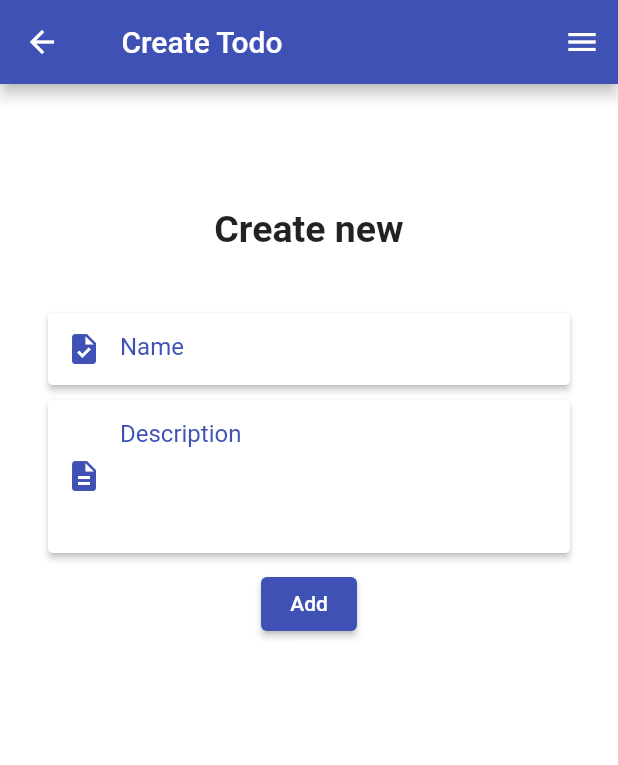
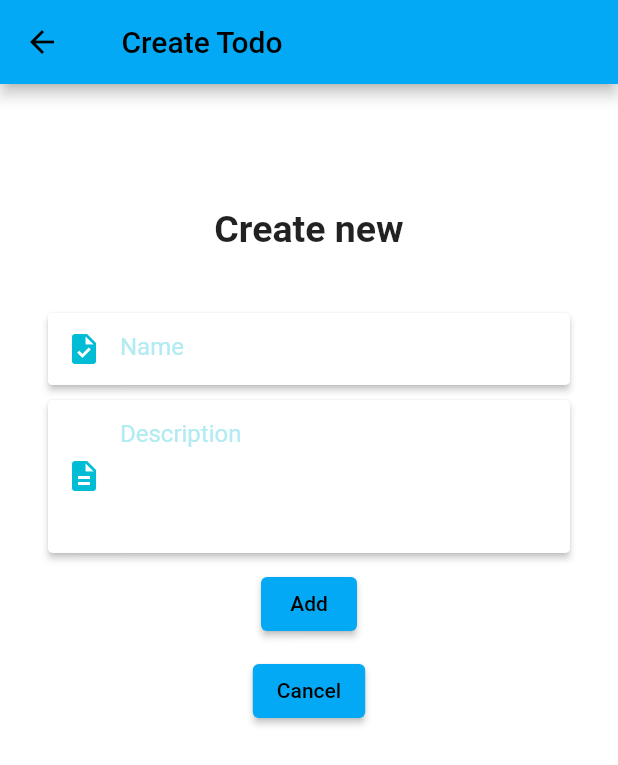
Before and after one commit to yuyumi/-CS-279R-pset-2, a Flutter app: the screen it shows after launch, after a tap on the "add" icon, on a phone screen of 412 x 824 dp. Shown: the top 765 px of the screen. Run offline on Flutter 3.47's test engine with Material 2 defaults, Android fonts, the phone set to English and light mode, and no system bars; our stand-ins replace shared_preferences.

Commit message:
Fixed UI, Updated color

```diff
--- a/lib/main.dart
+++ b/lib/main.dart
@@ -1,11 +1,11 @@
 import 'package:flutter/material.dart';
-import 'package:flutter_todo/services/saveData.dart';
+import 'package:flutter_todo/services/save_data.dart';
 import 'package:flutter_todo/theme/style.dart';
 import 'package:flutter_todo/routes.dart';
 
 Future<void> main() async {
   WidgetsFlutterBinding.ensureInitialized();
-  await Saved_Data.get_data();
+  await TodoList.get_data();
   runApp(TodoApp());
 }
 
--- a/lib/routes.dart
+++ b/lib/routes.dart
@@ -1,13 +1,13 @@
-import 'package:flutter_todo/screens/Home/HomePage.dart';
-import 'package:flutter_todo/screens/Todo/CreatePage.dart';
-import 'package:flutter_todo/screens/Todo/EditPage.dart';
+import 'package:flutter_todo/screens/Home/index.dart';
+import 'package:flutter_todo/screens/Todo/create_page.dart';
+import 'package:flutter_todo/screens/Todo/edit_page.dart';
 
 class Routes {
   static int id = 0;
 
   static var routes = {
-    '/': (context) => HomePage(),
-    '/create': (context) => CreatePage(),
+    '/': (context) => const HomePage(),
+    '/create': (context) => const CreatePage(),
     '/update': (context) => UpdatePage(
           id: id,
         ),
--- a/lib/screens/Home/HomePage.dart
+++ b/lib/screens/Home/index.dart
@@ -1,6 +1,5 @@
 import 'package:flutter/material.dart';
-import 'package:flutter_todo/components/Drawer.dart';
-import 'package:flutter_todo/models/Todo.dart';
+import 'package:flutter_todo/models/todo.dart';
 import 'package:flutter_todo/routes.dart';
 
 class HomePage extends StatefulWidget {
@@ -13,7 +12,6 @@ class HomePage extends StatefulWidget {
 class _HomePageState extends State<HomePage> {
   @override
   void initState() {
-    //Todo.all_tasks.foreach((key,value)=>_list.add(value['name']));
     super.initState();
   }
 
@@ -23,14 +21,12 @@ class _HomePageState extends State<HomePage> {
       child: Scaffold(
         appBar: AppBar(
           title: Row(children: const [
-            Icon(Icons.check_box),
             SizedBox(
               width: 9,
             ),
             Text('Todo App')
           ]),
         ),
-        endDrawer: Todo_Drawer(),
         body: Container(
           padding: const EdgeInsets.fromLTRB(5, 20, 5, 10),
           color: Colors.white,
@@ -92,7 +88,7 @@ class _HomePageState extends State<HomePage> {
                         InkWell(
                             child: const Icon(
                               Icons.edit,
-                              color: Colors.indigoAccent,
+                              color: Colors.green,
                             ),
                             onTap: () {
                               Routes.id = i;
--- a/lib/screens/Todo/EditPage.dart
+++ b/lib/screens/Todo/create_page.dart
@@ -1,35 +1,23 @@
 import 'package:flutter/material.dart';
-import 'package:flutter/widgets.dart';
-import 'package:flutter_todo/components/Drawer.dart';
-import 'package:flutter_todo/models/Todo.dart';
+import 'package:flutter_todo/models/todo.dart';
 
-class UpdatePage extends StatefulWidget {
-  final int id;
-
-  const UpdatePage({required this.id, Key? key}) : super(key: key);
+class CreatePage extends StatefulWidget {
+  const CreatePage({Key? key}) : super(key: key);
 
   @override
-  State<UpdatePage> createState() => _UpdatePageState();
+  State<CreatePage> createState() => _CreatePageState();
 }
 
-class _UpdatePageState extends State<UpdatePage> {
+class _CreatePageState extends State<CreatePage> {
   final _formKey = GlobalKey<FormState>();
   String name = '';
   String description = '';
-  @override
-  void initState() {
-    name = Todo.all_tasks[widget.id]['name'].toString();
-    description = Todo.all_tasks[widget.id]['description'].toString();
-
-    super.initState();
-  }
-
   @override
   Widget build(BuildContext context) {
     return Scaffold(
       appBar: AppBar(
         leading: IconButton(
-          icon: Icon(Icons.arrow_back),
+          icon: const Icon(Icons.arrow_back),
           onPressed: () => Navigator.pop(context, false),
         ),
         title: Row(children: const [
@@ -37,38 +25,36 @@ class _UpdatePageState extends State<UpdatePage> {
           SizedBox(
             width: 9,
           ),
-          Text('Update Todo')
+          Text('Create Todo')
         ]),
       ),
-      endDrawer: Todo_Drawer(),
       body: ListView(
         children: [
           SizedBox(
             height: MediaQuery.of(context).size.height * 0.1,
           ),
-          Center(
+          const Center(
               child: Text(
-            'Update task',
-            style: const TextStyle(fontSize: 25, fontWeight: FontWeight.bold),
+            'Create new',
+            style: TextStyle(fontSize: 25, fontWeight: FontWeight.bold),
           )),
           SizedBox(
             height: MediaQuery.of(context).size.height * 0.05,
           ),
           Container(
-            padding: EdgeInsets.fromLTRB(0, 0, 0, 0),
+            padding: const EdgeInsets.fromLTRB(0, 0, 0, 0),
             child: Form(
               key: _formKey,
               child: Column(
                 children: <Widget>[
                   Padding(
-                      padding: EdgeInsets.symmetric(horizontal: 32),
+                      padding: const EdgeInsets.symmetric(horizontal: 32),
                       child: Material(
                           elevation: 2.0,
-                          borderRadius: BorderRadius.all(Radius.circular(3)),
+                          borderRadius:
+                              const BorderRadius.all(Radius.circular(3)),
                           child: TextFormField(
-                            initialValue: Todo.all_tasks[widget.id]['name'],
                             decoration: const InputDecoration(
-                                //labelText: 'Name',
                                 hintText: 'Name',
                                 prefixIcon: Material(
                                   elevation: 0,
@@ -76,7 +62,7 @@ class _UpdatePageState extends State<UpdatePage> {
                                       BorderRadius.all(Radius.circular(3)),
                                   child: Icon(
                                     Icons.task,
-                                    color: Colors.indigo,
+                                    color: Colors.cyan,
                                   ),
                                 ),
                                 border: InputBorder.none,
@@ -96,16 +82,14 @@ class _UpdatePageState extends State<UpdatePage> {
                     height: 10,
                   ),
                   Padding(
-                      padding: EdgeInsets.symmetric(horizontal: 32),
+                      padding: const EdgeInsets.symmetric(horizontal: 32),
                       child: Material(
                           elevation: 2.0,
-                          borderRadius: BorderRadius.all(Radius.circular(3)),
+                          borderRadius:
+                              const BorderRadius.all(Radius.circular(3)),
                           child: TextFormField(
-                            initialValue: Todo.all_tasks[widget.id]
-                                ['description'],
                             maxLines: 4,
                             decoration: const InputDecoration(
-                                //labelText: 'Description',
                                 hintText: 'Description',
                                 prefixIcon: Material(
                                   elevation: 0,
@@ -113,7 +97,7 @@ class _UpdatePageState extends State<UpdatePage> {
                                       BorderRadius.all(Radius.circular(3)),
                                   child: Icon(
                                     Icons.description,
-                                    color: Colors.indigo,
+                                    color: Colors.cyan,
                                   ),
                                 ),
                                 border: InputBorder.none,
@@ -135,16 +119,22 @@ class _UpdatePageState extends State<UpdatePage> {
                   ElevatedButton(
                     onPressed: () {
                       if (_formKey.currentState!.validate()) {
-                        Todo.upd_task(widget.id, name, description,
-                            Todo.all_tasks[widget.id]['complete']);
+                        Todo.add_task(name, description);
                         Navigator.of(context).pushNamedAndRemoveUntil(
                             '/', (Route<dynamic> route) => false);
                         ScaffoldMessenger.of(context).showSnackBar(
-                          const SnackBar(content: Text('Updated Successfully')),
+                          const SnackBar(content: Text('Added Successfully')),
                         );
                       }
                     },
-                    child: const Text('Update'),
+                    child: const Text('Add'),
+                  ),
+                  const SizedBox(
+                    height: 10,
+                  ),
+                  ElevatedButton(
+                    onPressed: () => Navigator.pop(context, false),
+                    child: const Text('Cancel'),
                   ),
                 ],
               ),
--- a/lib/screens/Todo/CreatePage.dart
+++ b/lib/screens/Todo/edit_page.dart
@@ -1,36 +1,42 @@
 import 'package:flutter/material.dart';
-import 'package:flutter/widgets.dart';
-import 'package:flutter_todo/components/Drawer.dart';
-import 'package:flutter_todo/models/Todo.dart';
+import 'package:flutter_todo/models/todo.dart';
 
-class CreatePage extends StatefulWidget {
-  const CreatePage({Key? key}) : super(key: key);
+class UpdatePage extends StatefulWidget {
+  final int id;
+
+  const UpdatePage({required this.id, Key? key}) : super(key: key);
 
   @override
-  State<CreatePage> createState() => _CreatePageState();
+  State<UpdatePage> createState() => _UpdatePageState();
 }
 
-class _CreatePageState extends State<CreatePage> {
+class _UpdatePageState extends State<UpdatePage> {
   final _formKey = GlobalKey<FormState>();
   String name = '';
   String description = '';
+  @override
+  void initState() {
+    name = Todo.all_tasks[widget.id]['name'].toString();
+    description = Todo.all_tasks[widget.id]['description'].toString();
+
+    super.initState();
+  }
+
   @override
   Widget build(BuildContext context) {
     return Scaffold(
       appBar: AppBar(
         leading: IconButton(
-          icon: Icon(Icons.arrow_back),
+          icon: const Icon(Icons.arrow_back),
           onPressed: () => Navigator.pop(context, false),
         ),
         title: Row(children: const [
-          //Icon(Icons.check_box),
           SizedBox(
             width: 9,
           ),
-          Text('Create Todo')
+          Text('Update Todo')
         ]),
       ),
-      endDrawer: Todo_Drawer(),
       body: ListView(
         children: [
           SizedBox(
@@ -38,7 +44,7 @@ class _CreatePageState extends State<CreatePage> {
           ),
           const Center(
               child: Text(
-            'Create new',
+            'Update task',
             style: TextStyle(fontSize: 25, fontWeight: FontWeight.bold),
           )),
           SizedBox(
@@ -56,8 +62,8 @@ class _CreatePageState extends State<CreatePage> {
                           elevation: 2.0,
                           borderRadius: BorderRadius.all(Radius.circular(3)),
                           child: TextFormField(
+                            initialValue: Todo.all_tasks[widget.id]['name'],
                             decoration: const InputDecoration(
-                                //labelText: 'Name',
                                 hintText: 'Name',
                                 prefixIcon: Material(
                                   elevation: 0,
@@ -65,7 +71,7 @@ class _CreatePageState extends State<CreatePage> {
                                       BorderRadius.all(Radius.circular(3)),
                                   child: Icon(
                                     Icons.task,
-                                    color: Colors.indigo,
+                                    color: Colors.cyan,
                                   ),
                                 ),
                                 border: InputBorder.none,
@@ -90,6 +96,8 @@ class _CreatePageState extends State<CreatePage> {
                           elevation: 2.0,
                           borderRadius: BorderRadius.all(Radius.circular(3)),
                           child: TextFormField(
+                            initialValue: Todo.all_tasks[widget.id]
+                                ['description'],
                             maxLines: 4,
                             decoration: const InputDecoration(
                                 //labelText: 'Description',
@@ -100,7 +108,7 @@ class _CreatePageState extends State<CreatePage> {
                                       BorderRadius.all(Radius.circular(3)),
                                   child: Icon(
                                     Icons.description,
-                                    color: Colors.indigo,
+                                    color: Colors.cyan,
                                   ),
                                 ),
                                 border: InputBorder.none,
@@ -122,15 +130,23 @@ class _CreatePageState extends State<CreatePage> {
                   ElevatedButton(
                     onPressed: () {
                       if (_formKey.currentState!.validate()) {
-                        Todo.add_task(name, description);
+                        Todo.upd_task(widget.id, name, description,
+                            Todo.all_tasks[widget.id]['complete']);
                         Navigator.of(context).pushNamedAndRemoveUntil(
                             '/', (Route<dynamic> route) => false);
                         ScaffoldMessenger.of(context).showSnackBar(
-                          const SnackBar(content: Text('Added Successfully')),
+                          const SnackBar(content: Text('Updated Successfully')),
                         );
                       }
                     },
-                    child: const Text('Add'),
+                    child: const Text('Update'),
+                  ),
+                  const SizedBox(
+                    height: 10,
+                  ),
+                  ElevatedButton(
+                    onPressed: () => Navigator.pop(context, false),
+                    child: const Text('Cancel'),
                   ),
                 ],
               ),
--- a/lib/services/saveData.dart
+++ b/lib/services/save_data.dart
@@ -1,10 +1,8 @@
 import 'dart:convert';
-
-import 'package:flutter/material.dart';
-import 'package:flutter_todo/models/Todo.dart';
+import 'package:flutter_todo/models/todo.dart';
 import 'package:shared_preferences/shared_preferences.dart';
 
-class Saved_Data {
+class TodoList {
   static Future<void> set_data(List<dynamic> _data) async {
     String d = json.encode(_data);
     final prefs = await SharedPreferences.getInstance();
@@ -17,12 +15,8 @@ class Saved_Data {
     all_tasks = (prefs.getString('all_tasks') != null
         ? prefs.getString('all_tasks')
         : '')!;
-    print(all_tasks);
     if (all_tasks != '') {
       Todo.all_tasks = json.decode(all_tasks) as List<dynamic>;
-      //return json.decode(all_tasks);
-    } else {
-      //return [];
     }
   }
 }
--- a/lib/theme/style.dart
+++ b/lib/theme/style.dart
@@ -2,12 +2,10 @@ import 'package:flutter/material.dart';
 
 ThemeData appTheme() {
   return ThemeData(
-    primarySwatch: Colors.indigo,
-    primaryColor: Colors.indigo,
-    accentColor: Colors.indigoAccent,
-    hintColor: Colors.indigo,
-    dividerColor: Colors.indigo,
-    buttonColor: Colors.indigo,
+    primarySwatch: Colors.lightBlue,
+    primaryColor: Colors.cyan[50],
+    hintColor: Colors.cyan[100],
+    dividerColor: Colors.cyan,
     scaffoldBackgroundColor: Colors.white,
     canvasColor: Colors.white,
   );
```
Also changed, not shown: lib/components/Drawer.dart (deleted, +0 -68 lines), lib/models/Todo.dart (+6 -8 lines), 5 other files.
